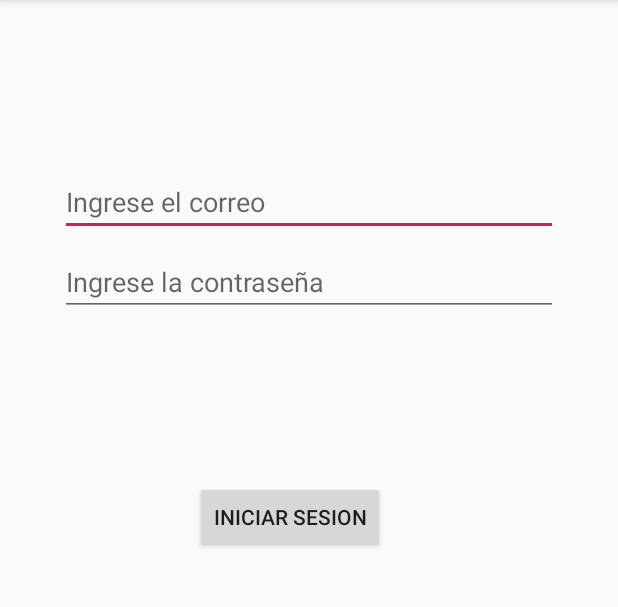
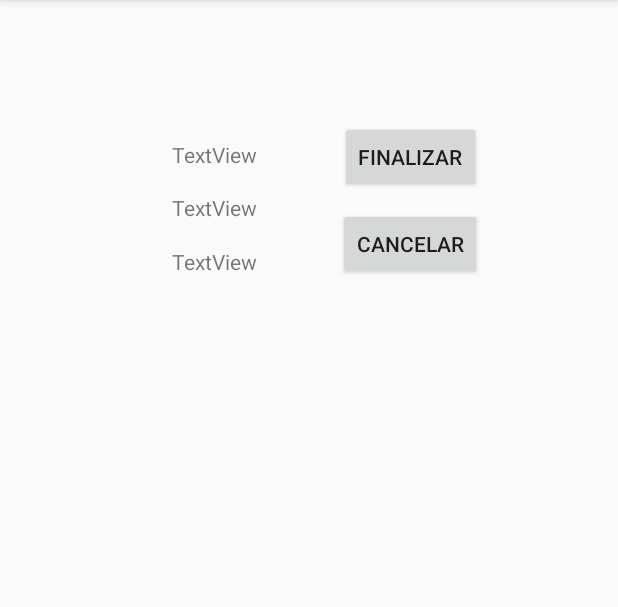
Before and after one commit to flakomartinez/Aplicacion, an Android app: the screen it shows after launch (Login before the commit, AgendaSolicitud after it), on a phone screen of 412 x 824 dp, the part 84-691 px from its top. Run offline under Robolectric (Android 15) with nearby library versions, the phone set to English and light mode, and no system bars; our stand-ins replace Firebase (no records; nobody signed in at launch, a user with empty details on screens opened directly); 1 statement that could not run was skipped.

Commit message:
mostrando solicitud

```diff
--- a/app/src/main/AndroidManifest.xml
+++ b/app/src/main/AndroidManifest.xml
@@ -11,6 +11,13 @@
         android:theme="@style/AppTheme">
 
         <activity android:name=".activities.Login">
+
+
+        </activity>
+        <activity android:name=".activities.Registrar"></activity>
+        <activity android:name=".activities.Conductor"></activity>
+        <activity android:name=".activities.Solicitud"></activity>
+        <activity android:name=".activities.AgendaSolicitud">
             <intent-filter>
                 <action android:name="android.intent.action.MAIN" />
 
@@ -18,9 +25,6 @@
             </intent-filter>
 
         </activity>
-        <activity android:name=".activities.Registrar"></activity>
-        <activity android:name=".activities.Conductor"></activity>
-        <activity android:name=".activities.Solicitud"></activity>
     </application>
 
 </manifest>
--- a/app/src/main/java/com/example/aplicacion/activities/AgendaSolicitud.java
+++ b/app/src/main/java/com/example/aplicacion/activities/AgendaSolicitud.java
@@ -1,14 +1,92 @@
-package com.example.aplicacion;
+package com.example.aplicacion.activities;
 
+import com.example.aplicacion.R;
+import com.google.firebase.auth.FirebaseAuth;
+import com.google.firebase.database.DataSnapshot;
+import com.google.firebase.database.DatabaseError;
+import com.google.firebase.database.DatabaseReference;
+import com.google.firebase.database.FirebaseDatabase;
+import com.google.firebase.database.ValueEventListener;
+
+import androidx.annotation.NonNull;
 import androidx.appcompat.app.AppCompatActivity;
 
+import android.content.Intent;
 import android.os.Bundle;
+import android.widget.TextView;
 
 public class AgendaSolicitud extends AppCompatActivity {
+
+    private TextView txtDestino;
+    private TextView txtEstado;
+    private TextView txtHoraLlegada;
+
+
+    private String destino;
+    private String estado;
+    private String horaLlegada;
+
+    private FirebaseAuth autenticacion;
+    private DatabaseReference bdApp;
+
 
     @Override
     protected void onCreate(Bundle savedInstanceState) {
         super.onCreate(savedInstanceState);
         setContentView(R.layout.activity_agenda_solicitud);
+
+        autenticacion = FirebaseAuth.getInstance();
+        bdApp = FirebaseDatabase.getInstance().getReference();
+
+        txtDestino = (TextView) findViewById(R.id.txtDestino);
+        txtEstado = (TextView) findViewById(R.id.txtEstado);
+        txtHoraLlegada = (TextView) findViewById(R.id.txtHoraLLegada);
+
+        //btnSolicitar = (Button) findViewById(R.id.btnSolicitar);
+
+        String id = autenticacion.getCurrentUser().getUid();
+        bdApp.child("Solicitud").addValueEventListener(new ValueEventListener() {
+            //bdApp.child("Usuarios").addValueEventListener(new ValueEventListener() {
+            @Override
+            public void onDataChange(@NonNull DataSnapshot dataSnapshot) {
+                if (dataSnapshot.exists()){
+                    for(DataSnapshot info : dataSnapshot.getChildren()) {
+                        DatosObtenidosSolicitud data = info.getValue(DatosObtenidosSolicitud.class);
+
+                        destino = data.getDestino();
+                        estado = data.getEstado();
+                        horaLlegada = data.getHoraLlegada();
+                        txtDestino.setText(destino);
+                        txtEstado.setText(estado);
+                        txtHoraLlegada.setText(horaLlegada);
+                        /*if (data.getCorreo().equalsIgnoreCase(usuario) && data.getRol().equalsIgnoreCase("Admin")) {
+                            Intent next = new Intent(getApplication(), MenuActivity.class);// DEBO BUSCAR PONER UNA BANDERA PARA ABRIR ACTIVIDAD
+                            startActivity(next);
+                        }*/
+
+                    }
+
+                    /*
+                    destino = dataSnapshot.child("destino").getValue().toString();
+                    estado = dataSnapshot.child("estado").getValue().toString();
+                    horaLlegada = dataSnapshot.child("HoraLlegada").getValue().toString();
+                    txtDestino.setText(destino);
+                    txtEstado.setText(estado);
+                    txtHoraLlegada.setText(horaLlegada);
+                    */
+
+                }else{
+
+
+                }
+            }
+
+            @Override
+            public void onCancelled(@NonNull DatabaseError databaseError) {
+
+            }
+        });
+
+
     }
 }
--- /dev/null
+++ b/app/src/main/java/com/example/aplicacion/activities/DatosObtenidosSolicitud.java
@@ -0,0 +1,35 @@
+package com.example.aplicacion.activities;
+
+public class DatosObtenidosSolicitud {
+    String destino;
+    String estado;
+    String horaLlegada;
+
+    public DatosObtenidosSolicitud() {
+
+    }
+
+    public String getDestino() {
+        return destino;
+    }
+
+    public void setDestino(String destino) {
+        this.destino = destino;
+    }
+
+    public String getEstado() {
+        return estado;
+    }
+
+    public void setEstado(String estado) {
+        this.estado = estado;
+    }
+
+    public String getHoraLlegada() {
+        return horaLlegada;
+    }
+
+    public void setHoraLlegada(String horaLlegada) {
+        this.horaLlegada = horaLlegada;
+    }
+}
--- a/app/src/main/java/com/example/aplicacion/activities/Solicitud.java
+++ b/app/src/main/java/com/example/aplicacion/activities/Solicitud.java
@@ -49,9 +49,6 @@ public class Solicitud extends AppCompatActivity {
         bdApp= FirebaseDatabase.getInstance().getReference();
 
         btnSolicitar = (Button) findViewById(R.id.btnSolicitar);
-
-
-
 
 
         btnSolicitar.setOnClickListener(new View.OnClickListener() {
--- a/app/src/main/res/layout/activity_agenda_solicitud.xml
+++ b/app/src/main/res/layout/activity_agenda_solicitud.xml
@@ -6,4 +6,64 @@
     android:layout_height="match_parent"
     tools:context=".AgendaSolicitud">
 
+    <TextView
+        android:id="@+id/txtDestino"
+        android:layout_width="wrap_content"
+        android:layout_height="wrap_content"
+        android:text="TextView"
+        app:layout_constraintBottom_toBottomOf="parent"
+        app:layout_constraintEnd_toEndOf="parent"
+        app:layout_constraintHorizontal_bias="0.323"
+        app:layout_constraintStart_toStartOf="parent"
+        app:layout_constraintTop_toTopOf="parent"
+        app:layout_constraintVertical_bias="0.125" />
+
+    <TextView
+        android:id="@+id/txtHoraLLegada"
+        android:layout_width="wrap_content"
+        android:layout_height="wrap_content"
+        android:text="TextView"
+        app:layout_constraintBottom_toBottomOf="parent"
+        app:layout_constraintEnd_toEndOf="parent"
+        app:layout_constraintHorizontal_bias="0.323"
+        app:layout_constraintStart_toStartOf="parent"
+        app:layout_constraintTop_toTopOf="parent"
+        app:layout_constraintVertical_bias="0.22" />
+
+    <TextView
+        android:id="@+id/txtEstado"
+        android:layout_width="wrap_content"
+        android:layout_height="wrap_content"
+        android:text="TextView"
+        app:layout_constraintBottom_toBottomOf="parent"
+        app:layout_constraintEnd_toEndOf="parent"
+        app:layout_constraintHorizontal_bias="0.323"
+        app:layout_constraintStart_toStartOf="parent"
+        app:layout_constraintTop_toTopOf="parent"
+        app:layout_constraintVertical_bias="0.172" />
+
+    <Button
+        android:id="@+id/btnFinalizarSalida"
+        android:layout_width="wrap_content"
+        android:layout_height="wrap_content"
+        android:text="Finalizar"
+        app:layout_constraintBottom_toBottomOf="parent"
+        app:layout_constraintEnd_toEndOf="parent"
+        app:layout_constraintHorizontal_bias="0.713"
+        app:layout_constraintStart_toStartOf="parent"
+        app:layout_constraintTop_toTopOf="parent"
+        app:layout_constraintVertical_bias="0.112" />
+
+    <Button
+        android:id="@+id/btnCancelar"
+        android:layout_width="wrap_content"
+        android:layout_height="wrap_content"
+        android:text="Cancelar"
+        app:layout_constraintBottom_toBottomOf="parent"
+        app:layout_constraintEnd_toEndOf="parent"
+        app:layout_constraintHorizontal_bias="0.714"
+        app:layout_constraintStart_toStartOf="parent"
+        app:layout_constraintTop_toTopOf="parent"
+        app:layout_constraintVertical_bias="0.193" />
+
 </androidx.constraintlayout.widget.ConstraintLayout>
```
